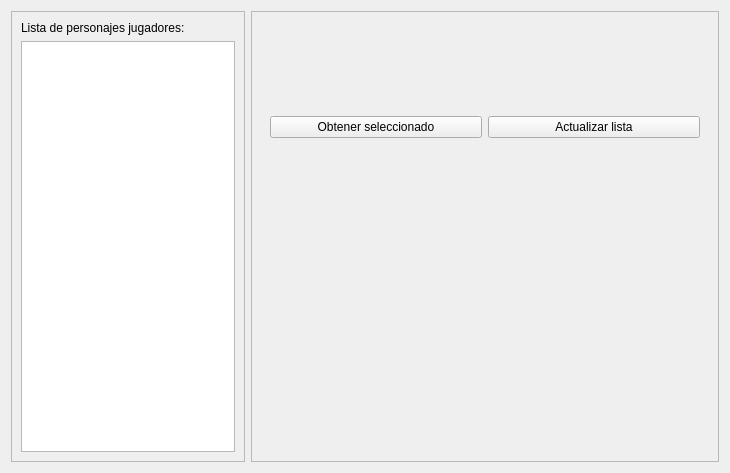
Qt form src/ui/tabs/tabpjs.ui (Hegemind/afdesktop) before a commit.
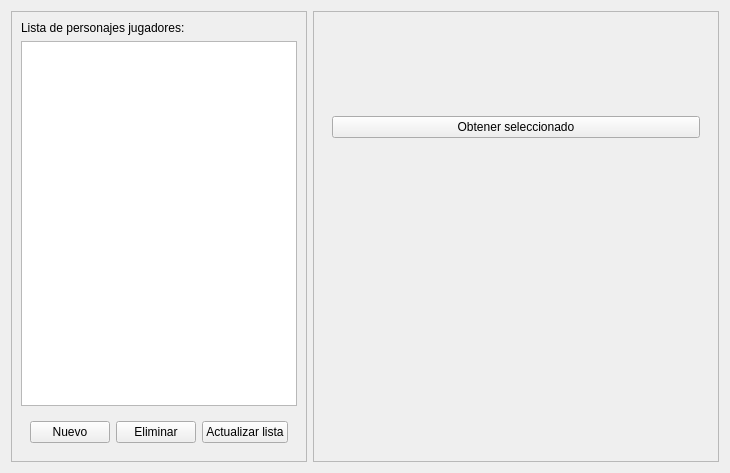
The same form after that commit. Icons and pictures are not drawn.

Commit message: Botones nuevos en pestaña PJs

The edit to the form file:
```diff
--- a/src/ui/tabs/tabpjs.ui
+++ b/src/ui/tabs/tabpjs.ui
@@ -37,6 +37,48 @@
         </property>
        </widget>
       </item>
+      <item>
+       <widget class="QWidget" name="widget_3" native="true">
+        <layout class="QHBoxLayout" name="horizontalLayout_3">
+         <item>
+          <widget class="QPushButton" name="pushButton">
+           <property name="text">
+            <string>Nuevo</string>
+           </property>
+           <property name="icon">
+            <iconset resource="../../../stuff/fatcow32.qrc">
+             <normaloff>:/fat32/fatcow-hosting-icons-3800/FatCow_Icons32x32/add.png</normaloff>:/fat32/fatcow-hosting-icons-3800/FatCow_Icons32x32/add.png</iconset>
+           </property>
+          </widget>
+         </item>
+         <item>
+          <widget class="QPushButton" name="pushButton_2">
+           <property name="enabled">
+            <bool>true</bool>
+           </property>
+           <property name="text">
+            <string>Eliminar</string>
+           </property>
+           <property name="icon">
+            <iconset resource="../../../stuff/fatcow32.qrc">
+             <normaloff>:/fat32/fatcow-hosting-icons-3800/FatCow_Icons32x32/delete.png</normaloff>:/fat32/fatcow-hosting-icons-3800/FatCow_Icons32x32/delete.png</iconset>
+           </property>
+          </widget>
+         </item>
+         <item>
+          <widget class="QPushButton" name="botonObtener">
+           <property name="text">
+            <string>Actualizar lista</string>
+           </property>
+           <property name="icon">
+            <iconset resource="../../../stuff/fatcow32.qrc">
+             <normaloff>:/fat32/fatcow-hosting-icons-3800/FatCow_Icons32x32/arrow_refresh.png</normaloff>:/fat32/fatcow-hosting-icons-3800/FatCow_Icons32x32/arrow_refresh.png</iconset>
+           </property>
+          </widget>
+         </item>
+        </layout>
+       </widget>
+      </item>
      </layout>
     </widget>
    </item>
@@ -59,13 +101,6 @@
            </property>
           </widget>
          </item>
-         <item>
-          <widget class="QPushButton" name="botonObtener">
-           <property name="text">
-            <string>Actualizar lista</string>
-           </property>
-          </widget>
-         </item>
         </layout>
        </widget>
       </item>
```
Left out of the diff: 4 changed lines with no effect on the pictures. The commit also changes 1 other file.
